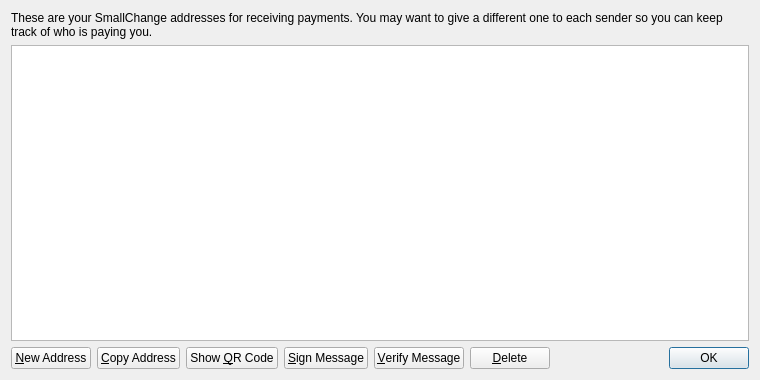
First picture: the form in src/qt/forms/addressbookpage.ui, repository vimego/avacoin, before the edit.
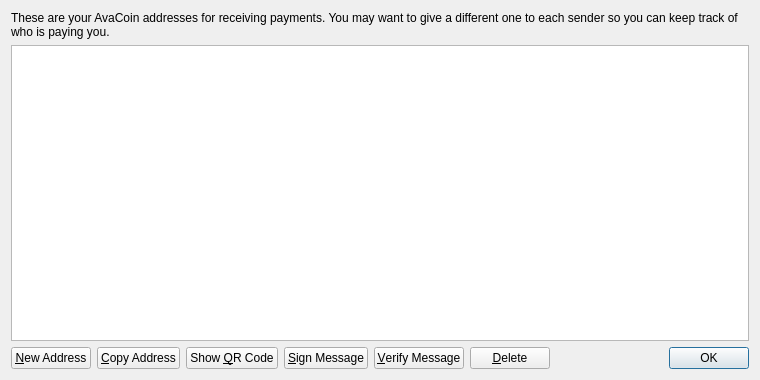
Second picture: the form after the edit. Icons and pictures are not drawn.

Patch:
```diff
--- a/src/qt/forms/addressbookpage.ui
+++ b/src/qt/forms/addressbookpage.ui
@@ -17,7 +17,7 @@
    <item>
     <widget class="QLabel" name="labelExplanation">
      <property name="text">
-      <string>These are your SmallChange addresses for receiving payments. You may want to give a different one to each sender so you can keep track of who is paying you.</string>
+      <string>These are your AvaCoin addresses for receiving payments. You may want to give a different one to each sender so you can keep track of who is paying you.</string>
      </property>
      <property name="textFormat">
       <enum>Qt::PlainText</enum>
```
